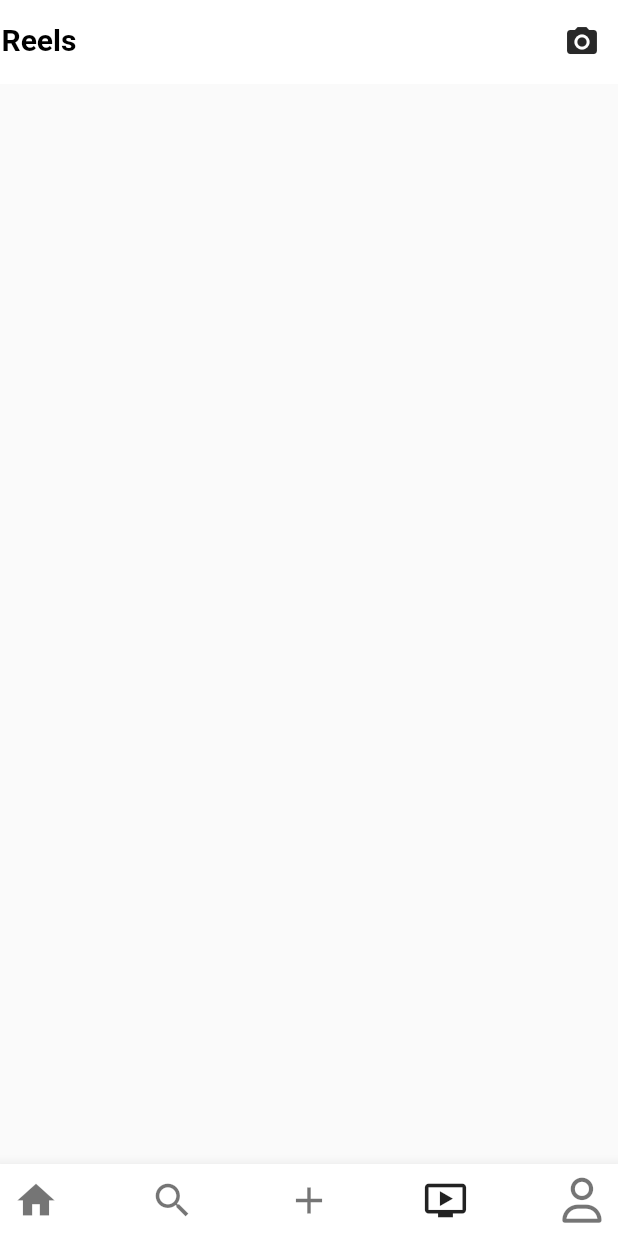
After one commit to Usaid-Dev/instagram_ui_clone, a Flutter app: the screen it shows after launch, item 4 of the bottom bar chosen, on a phone screen of 412 x 824 dp. The commit adds this screen. Run offline on Flutter 3.47's test engine with Material 2 defaults, Android fonts, the phone set to English and light mode, and no system bars; our stand-ins replace font_awesome_flutter.

Commit message:
created reels page & fix switching pages

```diff
--- /dev/null
+++ b/lib/page/reels_page.dart
@@ -0,0 +1,34 @@
+import 'package:flutter/material.dart';
+
+class ReelsPage extends StatelessWidget {
+  const ReelsPage({super.key});
+
+  @override
+  Widget build(BuildContext context) {
+    return Scaffold(
+      appBar: AppBar(
+        automaticallyImplyLeading: false,
+        elevation: 0,
+        leading: const Padding(
+          padding: EdgeInsets.only(top: 15, left: 1),
+          child: Text(
+            'Reels',
+            style: TextStyle(
+              color: Colors.black,
+              fontSize: 20,
+              fontWeight: FontWeight.bold,
+            ),
+          ),
+        ),
+        actions: [
+          IconButton(
+            onPressed: () {},
+            icon: const Icon(
+              Icons.camera_alt,
+            ),
+          ),
+        ],
+      ),
+    );
+  }
+}
--- a/lib/screens/home_screen.dart
+++ b/lib/screens/home_screen.dart
@@ -2,6 +2,7 @@ import 'package:flutter/material.dart';
 import 'package:font_awesome_flutter/font_awesome_flutter.dart';
 import '../page/home_page.dart';
 import '../page/media_page.dart';
+import '../page/reels_page.dart';
 import '../page/search_page.dart';
 
 class HomeScreen extends StatefulWidget {
@@ -16,7 +17,15 @@ class _HomeScreenState extends State<HomeScreen> {
   @override
   Widget build(BuildContext context) {
     return Scaffold(
-      body: currentPage == 1 ? const SearchPage() : const HomePage(),
+      body: IndexedStack(
+        index: currentPage,
+        children: const [
+          HomePage(),
+          SearchPage(),
+          MediaPage(),
+          ReelsPage(),
+        ],
+      ),
       bottomNavigationBar: BottomAppBar(
         child: Row(
           children: [
```
